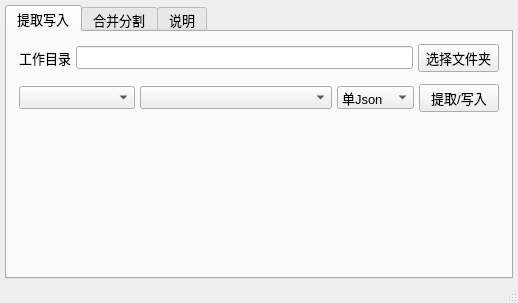
Before: the Qt Designer form ui_mainWindow.ui in satan53x/SExtractor, drawn with Qt 5.
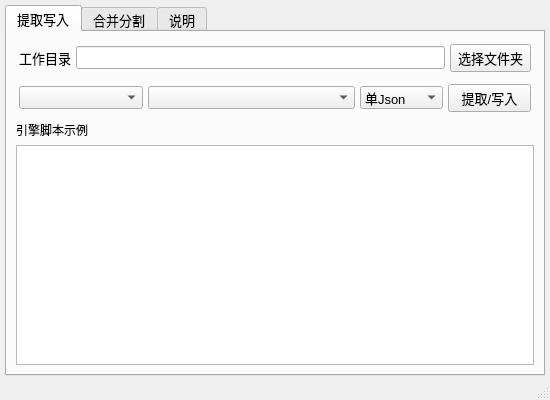
After: the same form once the commit is applied.

The edit to the form file:
```diff
--- a/ui_mainWindow.ui
+++ b/ui_mainWindow.ui
@@ -6,14 +6,14 @@
    <rect>
     <x>0</x>
     <y>0</y>
-    <width>518</width>
-    <height>303</height>
+    <width>550</width>
+    <height>400</height>
    </rect>
   </property>
   <property name="minimumSize">
    <size>
-    <width>500</width>
-    <height>250</height>
+    <width>550</width>
+    <height>400</height>
    </size>
   </property>
   <property name="font">
@@ -165,17 +165,22 @@
          </widget>
         </item>
         <item>
-         <spacer name="verticalSpacer">
-          <property name="orientation">
-           <enum>Qt::Vertical</enum>
+         <widget class="QLabel" name="label">
+          <property name="font">
+           <font>
+            <family>Microsoft YaHei UI</family>
+            <pointsize>9</pointsize>
+            <weight>50</weight>
+            <bold>false</bold>
+           </font>
           </property>
-          <property name="sizeHint" stdset="0">
-           <size>
-            <width>20</width>
-            <height>40</height>
-           </size>
+          <property name="text">
+           <string>引擎脚本示例</string>
           </property>
-         </spacer>
+         </widget>
+        </item>
+        <item>
+         <widget class="QTextBrowser" name="sampleBrowser"/>
         </item>
        </layout>
       </widget>
```
